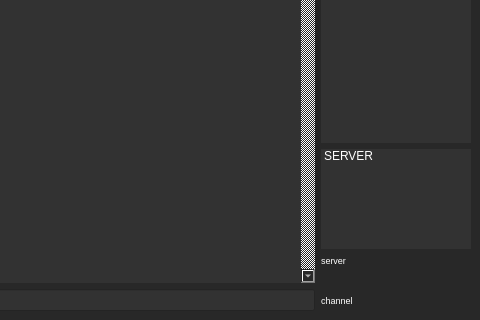
The window that python2.7.3/textEdit.ui (afreakk/MinIRC) describes before a commit, drawn with Qt 5; both pictures show x 286 to 766 and y 163 to 483 of the 766 by 483 pixel window.
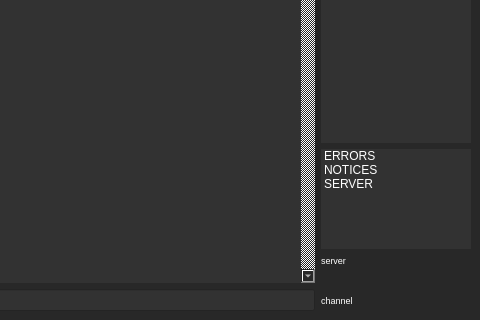
The same window after the commit. Icons and pictures are not drawn.

Patch:
```diff
--- a/python2.7.3/textEdit.ui
+++ b/python2.7.3/textEdit.ui
@@ -189,6 +189,16 @@
       <property name="selectionMode">
        <enum>QAbstractItemView::MultiSelection</enum>
       </property>
+      <item>
+       <property name="text">
+        <string>ERRORS</string>
+       </property>
+      </item>
+      <item>
+       <property name="text">
+        <string>NOTICES</string>
+       </property>
+      </item>
       <item>
        <property name="text">
         <string>SERVER</string>
```
